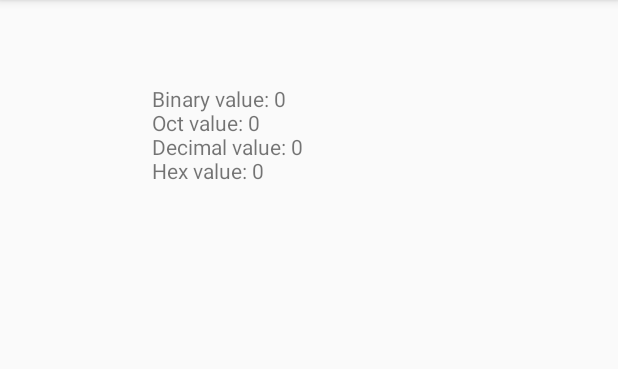
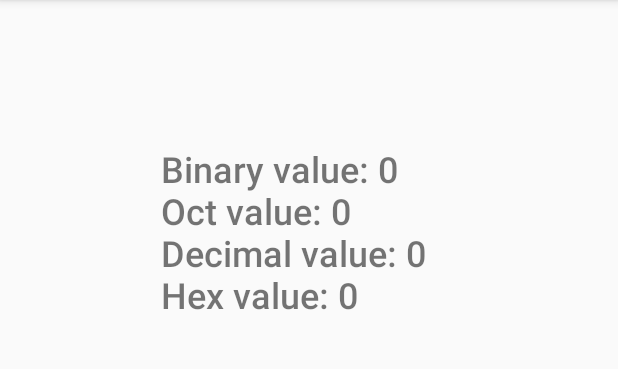
Before and after one commit to magk98/NumberConverter, an Android app: the DisplayMessageActivity screen opened directly, with no data from a screen before it, on a phone screen of 412 x 824 dp, the part 84-453 px from its top. Run offline under Robolectric (Android 15) with nearby library versions, the phone set to English and light mode, and no system bars; 1 statement that could not run was skipped.

Commit message:
Changed font size

```diff
--- a/app/src/main/res/layout/activity_display_message.xml
+++ b/app/src/main/res/layout/activity_display_message.xml
@@ -8,12 +8,14 @@
 
     <TextView
         android:id="@+id/textView"
-        android:layout_width="208dp"
-        android:layout_height="279dp"
-        android:layout_marginTop="56dp"
+        android:layout_width="252dp"
+        android:layout_height="341dp"
+        android:layout_marginTop="96dp"
         android:text="TextView"
+        android:textSize="24sp"
+        app:fontFamily="sans-serif-medium"
         app:layout_constraintEnd_toEndOf="parent"
-        app:layout_constraintHorizontal_bias="0.498"
+        app:layout_constraintHorizontal_bias="0.672"
         app:layout_constraintStart_toStartOf="parent"
         app:layout_constraintTop_toTopOf="parent" />
 </androidx.constraintlayout.widget.ConstraintLayout>
```
